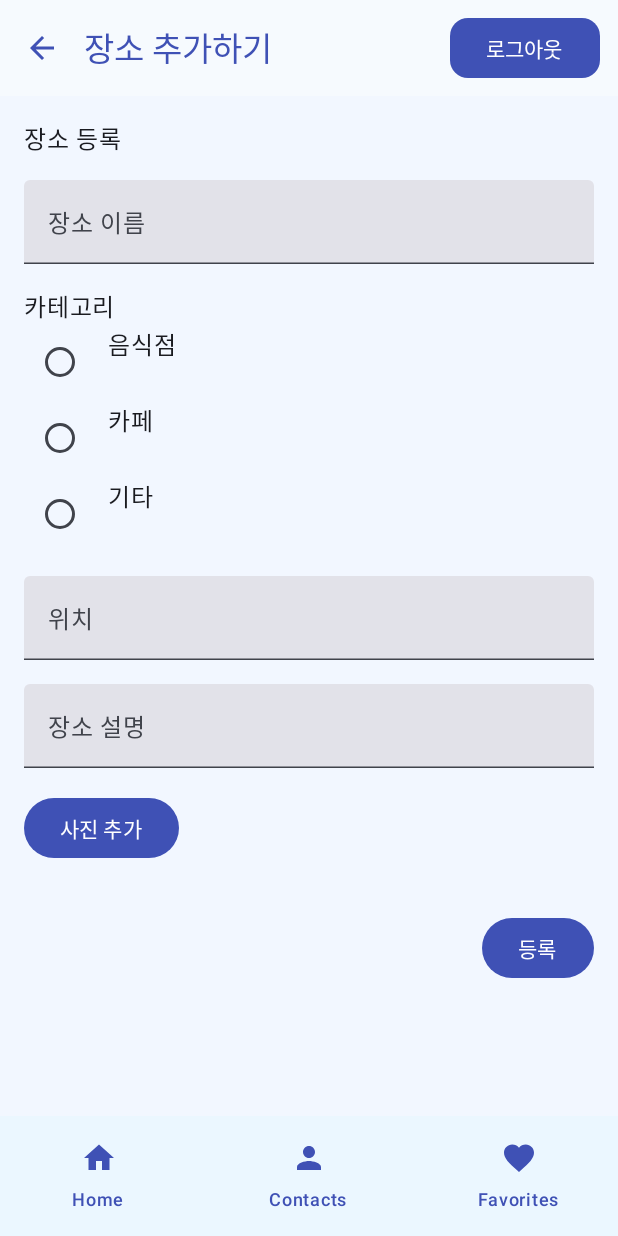
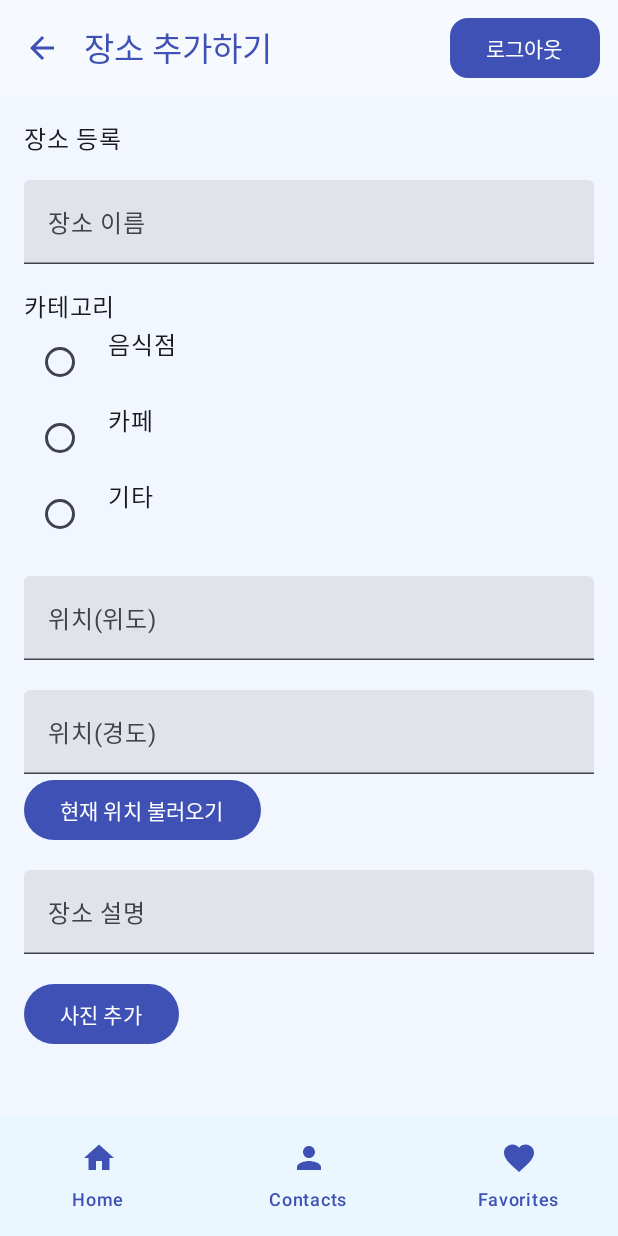
Before and after one commit to buzz0331/HwayangYeonhwa, an Android app built with Jetpack Compose: the MainScreen screen opened through its navigation route, after a tap on "장소 추가하기", on a phone screen of 412 x 824 dp. Run offline under Robolectric (Android 15) with nearby library versions, the phone set to English and light mode, and no system bars; our stand-ins replace Firebase (no records; nobody signed in at launch, a user with empty details on screens opened directly).

Commit message:
AddLocationScreen 수정 현재 본인의 위치를 위도 경도로 변환하여 추가하는 코드 생성, 등록된 장소들을 구글 맵에 Marker로 표시하는 코드 추가

```diff
--- a/app/build.gradle.kts
+++ b/app/build.gradle.kts
@@ -66,6 +66,8 @@ dependencies {
     implementation(libs.maps.compose)
     implementation(libs.play.services.maps)
     implementation(libs.auth.api.impl)
+    implementation(libs.play.services.location)
+    implementation(libs.accompanist.permissions)
     testImplementation(libs.junit)
     androidTestImplementation(libs.androidx.junit)
     androidTestImplementation(libs.androidx.espresso.core)
@@ -74,5 +76,6 @@ dependencies {
     debugImplementation(libs.androidx.ui.tooling)
     debugImplementation(libs.androidx.ui.test.manifest)
 
+
     implementation("io.coil-kt:coil-compose:2.1.0")
 }
--- a/app/src/main/AndroidManifest.xml
+++ b/app/src/main/AndroidManifest.xml
@@ -5,6 +5,10 @@
     <uses-permission android:name="android.permission.READ_EXTERNAL_STORAGE"/>
     <uses-permission android:name="android.permission.WRITE_EXTERNAL_STORAGE"/>
     <uses-permission android:name="android.permission.INTERNET"/>
+    <uses-permission android:name="android.permission.ACCESS_COARSE_LOCATION"/>
+    <uses-permission android:name="android.permission.ACCESS_FINE_LOCATION"/>
+
+
 
 
     <application
--- a/app/src/main/java/com/example/teamproject/navigation/NavigationHost.kt
+++ b/app/src/main/java/com/example/teamproject/navigation/NavigationHost.kt
@@ -12,8 +12,10 @@ import com.example.teamproject.screen.ReviewScreen
 import com.example.teamproject.screen.friend.ContactsScreen
 import com.example.teamproject.screen.locationscreen.AddLocationScreen
 import com.example.teamproject.screen.locationscreen.PlaceInfoScreen
+import com.google.accompanist.permissions.ExperimentalPermissionsApi
 
 
+@OptIn(ExperimentalPermissionsApi::class)
 @Composable
 fun NavigationHost(navController: NavHostController) {
     val navStoreOwner = rememberViewModelStoreOwner()
--- a/app/src/main/java/com/example/teamproject/screen/locationscreen/AddLocationScreen.kt
+++ b/app/src/main/java/com/example/teamproject/screen/locationscreen/AddLocationScreen.kt
@@ -1,17 +1,13 @@
 package com.example.teamproject.screen.locationscreen
 
+import android.annotation.SuppressLint
 import android.net.Uri
 import androidx.activity.compose.rememberLauncherForActivityResult
 import androidx.activity.result.contract.ActivityResultContracts
 import androidx.compose.foundation.clickable
-import androidx.compose.foundation.layout.Column
-import androidx.compose.foundation.layout.Row
-import androidx.compose.foundation.layout.Spacer
-import androidx.compose.foundation.layout.fillMaxSize
-import androidx.compose.foundation.layout.fillMaxWidth
-import androidx.compose.foundation.layout.height
-import androidx.compose.foundation.layout.padding
-import androidx.compose.foundation.layout.width
+import androidx.compose.foundation.layout.*
+import androidx.compose.foundation.rememberScrollState
+import androidx.compose.foundation.verticalScroll
 import androidx.compose.material3.AlertDialog
 import androidx.compose.material3.Button
 import androidx.compose.material3.ButtonDefaults
@@ -20,15 +16,13 @@ import androidx.compose.material3.RadioButton
 import androidx.compose.material3.Text
 import androidx.compose.material3.TextButton
 import androidx.compose.material3.TextField
-import androidx.compose.runtime.Composable
-import androidx.compose.runtime.getValue
-import androidx.compose.runtime.mutableStateOf
-import androidx.compose.runtime.remember
-import androidx.compose.runtime.setValue
+import androidx.compose.runtime.*
 import androidx.compose.ui.Alignment
 import androidx.compose.ui.Modifier
 import androidx.compose.ui.graphics.Color
+import androidx.compose.ui.platform.LocalContext
 import androidx.compose.ui.unit.dp
+import androidx.core.location.LocationManagerCompat.getCurrentLocation
 import androidx.lifecycle.viewmodel.compose.viewModel
 import androidx.navigation.NavController
 import com.example.teamproject.navigation.LocalNavGraphViewModelStoreOwner
@@ -36,9 +30,18 @@ import com.example.teamproject.viewmodel.LocationData
 import com.example.teamproject.viewmodel.Repository
 import com.example.teamproject.viewmodel.UserViewModel
 import com.example.teamproject.viewmodel.UserViewModelFactory
+import com.google.accompanist.permissions.ExperimentalPermissionsApi
+import com.google.accompanist.permissions.isGranted
+import com.google.accompanist.permissions.rememberMultiplePermissionsState
+import com.google.android.gms.location.FusedLocationProviderClient
+import com.google.android.gms.location.LocationServices
+import com.google.android.gms.location.Priority
+import com.google.android.gms.maps.model.LatLng
+import com.google.android.gms.tasks.CancellationTokenSource
 import com.google.firebase.database.ktx.database
 import com.google.firebase.ktx.Firebase
 
+@ExperimentalPermissionsApi
 @OptIn(ExperimentalMaterial3Api::class)
 @Composable
 fun AddLocationScreen(navController: NavController) {
@@ -48,7 +51,9 @@ fun AddLocationScreen(navController: NavController) {
 
     var placeName by remember { mutableStateOf("") }
     var selectedCategory by remember { mutableStateOf("") }
-    var location by remember { mutableStateOf("") }
+    var location by remember { mutableStateOf<LatLng?>(null)}
+    var latitude by remember { mutableStateOf("")}
+    var longitude by remember { mutableStateOf("")}
     var review by remember { mutableStateOf("") }
     var imageUri by remember { mutableStateOf<Uri?>(null) }
     var menuImageUri by remember { mutableStateOf<Uri?>(null) }
@@ -69,9 +74,42 @@ fun AddLocationScreen(navController: NavController) {
     var showDialog by remember { mutableStateOf(false) }
     var dialogMessage by remember { mutableStateOf("") }
 
-    Column(modifier = Modifier
-        .fillMaxSize()
-        .padding(16.dp)) {
+    val context = LocalContext.current
+    val fusedLocationClient = remember {
+        LocationServices.getFusedLocationProviderClient(context)
+    }
+
+    val permissionState = rememberMultiplePermissionsState(
+        permissions =
+        listOf(
+            android.Manifest.permission.ACCESS_FINE_LOCATION,
+            android.Manifest.permission.ACCESS_COARSE_LOCATION
+        )
+    )
+
+    LaunchedEffect(Unit) {
+        permissionState.launchMultiplePermissionRequest()
+    }
+
+    val finePermission =
+        permissionState.permissions[0].status.isGranted
+    val coarsePermission =
+        permissionState.permissions[1].status.isGranted
+
+    LaunchedEffect(Unit) {
+        if (finePermission || coarsePermission) {
+            val fetchLocation = { pos: LatLng? -> location = pos }
+            getCurrentLocation(fusedLocationClient, fetchLocation)
+        }
+
+    }
+
+    Column(
+        modifier = Modifier
+            .fillMaxSize()
+            .padding(16.dp)
+            .verticalScroll(rememberScrollState())
+    ) {
         Text("장소 등록")
 
         Spacer(modifier = Modifier.height(16.dp))
@@ -105,11 +143,38 @@ fun AddLocationScreen(navController: NavController) {
         Spacer(modifier = Modifier.height(16.dp))
 
         TextField(
-            value = location,
-            onValueChange = { location = it },
-            label = { Text("위치") },
+            value = latitude,
+            onValueChange = { latitude = it },
+            label = { Text("위치(위도)") },
             modifier = Modifier.fillMaxWidth()
         )
+        Spacer(modifier = Modifier.height(20.dp))
+
+        TextField(
+            value = longitude,
+            onValueChange = { longitude = it },
+            label = { Text("위치(경도)") },
+            modifier = Modifier.fillMaxWidth()
+        )
+
+        Button(
+            onClick = {
+                if (location != null) {
+                    latitude = location!!.latitude.toString()
+                    longitude = location!!.longitude.toString()
+                } else {
+                    latitude = "0"
+                    longitude = "0"
+                }
+            },
+            modifier = Modifier.align(Alignment.Start),
+            colors = ButtonDefaults.buttonColors(
+                containerColor = Color(0xFF3F51B5),
+                contentColor = Color.White
+            )
+        ) {
+            Text("현재 위치 불러오기")
+        }
 
         Spacer(modifier = Modifier.height(16.dp))
 
@@ -153,7 +218,7 @@ fun AddLocationScreen(navController: NavController) {
         Button(
             onClick = {
                 // 장소 등록 로직
-                if (placeName.isNotEmpty() && selectedCategory.isNotEmpty() && location.isNotEmpty() && review.isNotEmpty()) {
+                if (placeName.isNotEmpty() && selectedCategory.isNotEmpty() && latitude.isNotEmpty() && longitude.isNotEmpty() && review.isNotEmpty()) {
                     val newLocation = LocationData(
                         Category = when (selectedCategory) {
                             "음식점" -> 1
@@ -166,10 +231,9 @@ fun AddLocationScreen(navController: NavController) {
                         imageUrl = "",
                         review = review,
                         data = "",
-                        PosReview = MutableList(6){mutableListOf("")},
-                        NegReview = MutableList(6){mutableListOf("")},
-                        Latitude = 0.0,
-                        Longitude = 0.0
+                        PosReview = MutableList(6) { mutableListOf("") },
+                        NegReview = MutableList(6) { mutableListOf("") },
+                        Location = LatLng(latitude.toDouble(), longitude.toDouble())
                     )
                     // 사진 저장 로직 추가
                     imageUri?.let { newLocation.imageUrl = it.toString() }
@@ -179,7 +243,8 @@ fun AddLocationScreen(navController: NavController) {
                     dialogMessage = "장소가 추가되었습니다. 관리장 승인 후 확인할 수 있습니다"
                     placeName = ""
                     selectedCategory = ""
-                    location = ""
+                    latitude = ""
+                    longitude = ""
                     review = ""
                     imageUri = null
                     menuImageUri = null
@@ -210,3 +275,19 @@ fun AddLocationScreen(navController: NavController) {
         }
     }
 }
+
+@SuppressLint("MissingPermission")
+fun getCurrentLocation(
+    fusedLocationClient: FusedLocationProviderClient,
+    fetchLocation: (LatLng?) -> Unit
+) {
+    fusedLocationClient.getCurrentLocation(
+        Priority.PRIORITY_HIGH_ACCURACY,
+        CancellationTokenSource().token
+    ).addOnSuccessListener {
+        if (it != null)
+            fetchLocation(LatLng(it.latitude, it.longitude))
+        else
+            fetchLocation(null)
+    }
+}
--- a/app/src/main/java/com/example/teamproject/viewmodel/LocationData.kt
+++ b/app/src/main/java/com/example/teamproject/viewmodel/LocationData.kt
@@ -1,4 +1,6 @@
 package com.example.teamproject.viewmodel
+
+import com.google.android.gms.maps.model.LatLng
 
 data class LocationData(
     var Category: Int, // 장소 카테고리
@@ -10,10 +12,9 @@ data class LocationData(
     var imageUrl:String,
     var PosReview: MutableList<MutableList<String>>? = MutableList(6){mutableListOf()}, //
     var NegReview: MutableList<MutableList<String>>? = MutableList(6){mutableListOf()},
-    var Latitude: Double,
-    var Longitude: Double
+    var Location: LatLng?
 ){
-    constructor():this(1,"화양연화",0,true,"","","", MutableList(6){mutableListOf("user")}, MutableList(6){mutableListOf("user")},0.0,0.0)
+    constructor():this(1,"화양연화",0,true,"","","", MutableList(6){mutableListOf("user")}, MutableList(6){mutableListOf("user")},null)
     fun updatePosReview(index: Int, userID: String) {
         PosReview?.get(index)?.let { reviewList ->
             if (userID in reviewList) {
--- a/app/src/main/java/com/example/teamproject/viewmodel/UserViewModel.kt
+++ b/app/src/main/java/com/example/teamproject/viewmodel/UserViewModel.kt
@@ -23,7 +23,7 @@ class UserViewModel(private val repository: Repository) : ViewModel() {
     var LocationList = mutableListOf<LocationData>()
     //현재 로그인 중인 user 정보
     var User = mutableStateOf<UserData>(UserData("","","", false,null, null, mutableListOf(), mutableListOf()))
-    var Location = mutableStateOf<LocationData>(LocationData(0,"",0,false,"","","",null,null,0.0,0.0))
+    var Location = mutableStateOf<LocationData>(LocationData(0,"",0,false,"","","",null,null,null))
     var user_locations = mutableStateListOf<LocationData>()
     var friend_locations = mutableStateListOf<LocationData>()
     var friendList = mutableStateListOf<UserData>()
--- a/gradle/libs.versions.toml
+++ b/gradle/libs.versions.toml
@@ -16,6 +16,8 @@ googleGmsGoogleServices = "4.4.2"
 mapsCompose = "5.0.3"
 playServicesMaps = "18.0.2"
 authApiImpl = "11.6.0"
+playServicesLocation = "21.3.0"
+accompanistPermissions = "0.35.1-alpha"
 
 [libraries]
 androidx-core-ktx = { group = "androidx.core", name = "core-ktx", version.ref = "coreKtx" }
@@ -39,6 +41,8 @@ firebase-database = { group = "com.google.firebase", name = "firebase-database",
 maps-compose = { group = "com.google.maps.android", name = "maps-compose", version.ref = "mapsCompose" }
 play-services-maps = { group = "com.google.android.gms", name = "play-services-maps", version.ref = "playServicesMaps" }
 auth-api-impl = { group = "com.google.android.gms", name = "auth-api-impl", version.ref = "authApiImpl" }
+play-services-location = { group = "com.google.android.gms", name = "play-services-location", version.ref = "playServicesLocation" }
+accompanist-permissions = { group = "com.google.accompanist", name = "accompanist-permissions", version.ref = "accompanistPermissions" }
 
 [plugins]
 androidApplication = { id = "com.android.application", version.ref = "agp" }
```
Also changed, not shown: app/src/main/java/com/example/teamproject/screen/Home.kt (+11 -1 lines).
